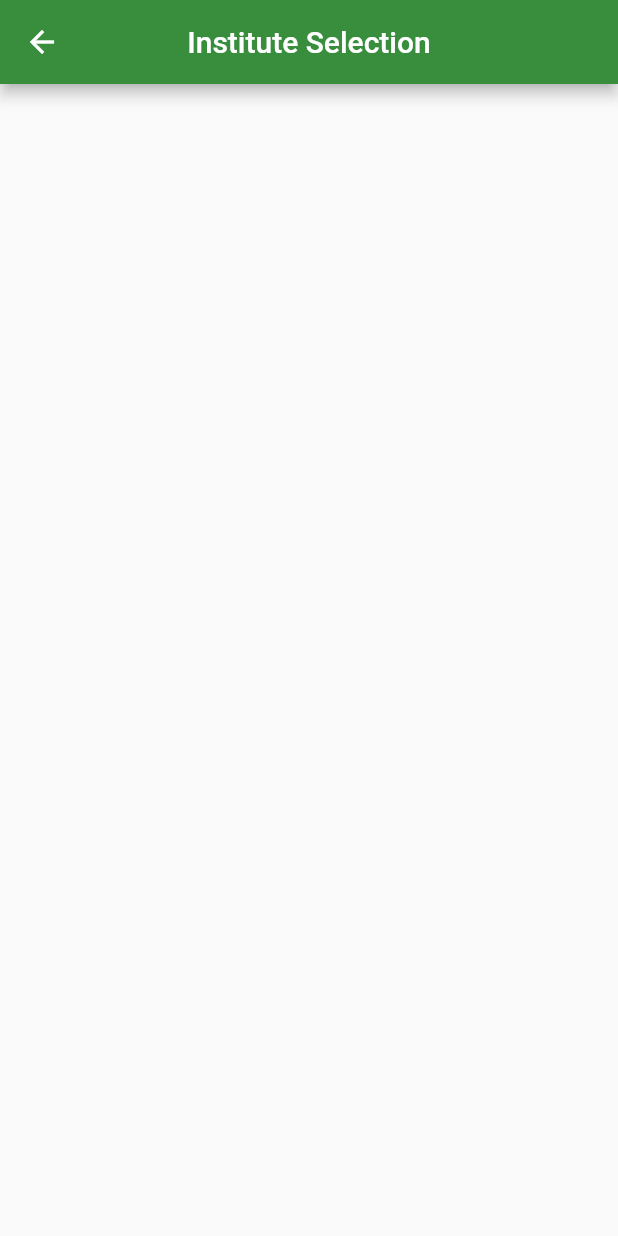
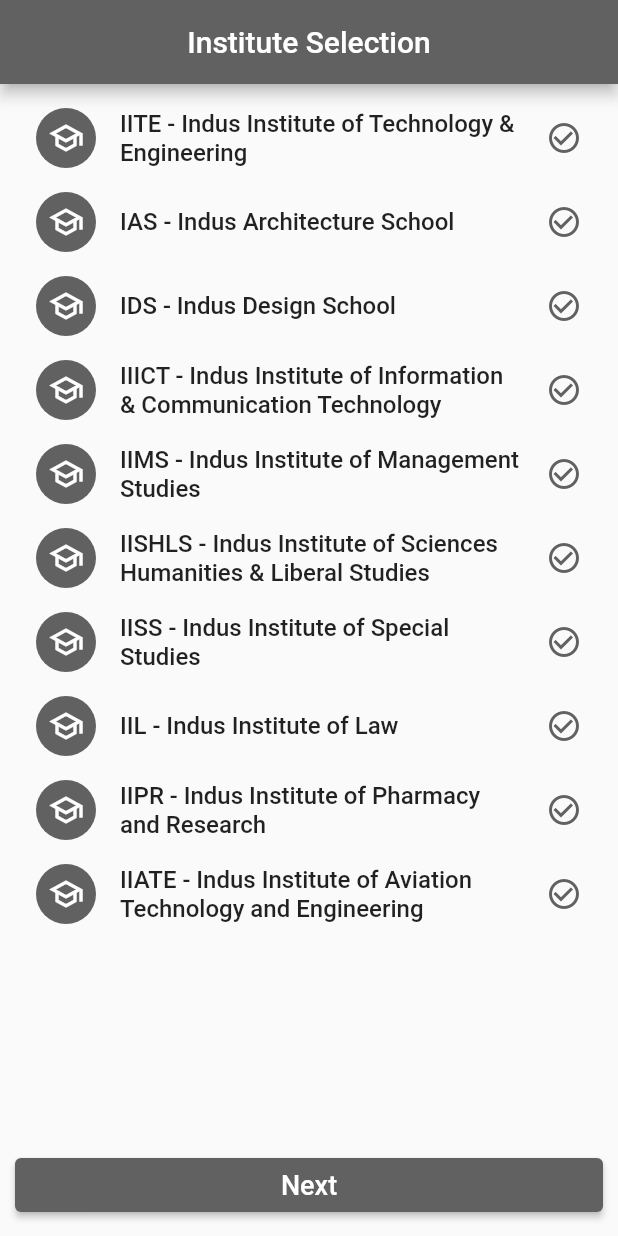
Before and after one commit to AnasKakuwala/ProctorRule, a Flutter app: the InstituteSelection screen opened directly, on a phone screen of 412 x 824 dp. Run offline on Flutter 3.47's test engine with Material 2 defaults, Android fonts, the phone set to English and light mode, and no system bars; our stand-ins replace firebase_auth, firebase_core; accounts and stored records are empty.

Commit message:
5/4/23 3:10am instituteScreen

```diff
--- a/lib/screens/instituteSelection.dart
+++ b/lib/screens/instituteSelection.dart
@@ -1,5 +1,6 @@
 import 'package:flutter/material.dart';
 import '../providers/InstitueModel.dart';
+
 class InstituteSelection extends StatefulWidget {
   const InstituteSelection({Key? key}) : super(key: key);
 
@@ -11,18 +12,82 @@ class _InstituteSelectionState extends State<InstituteSelection> {
 
   List<InstituteModel> institutes=[
     InstituteModel("IITE - Indus Institute of Technology & Engineering",false),
+    InstituteModel("IAS - Indus Architecture School",false),
+    InstituteModel("IDS - Indus Design School",false),
+    InstituteModel("IIICT - Indus Institute of Information & Communication Technology",false),
+    InstituteModel("IIMS - Indus Institute of Management Studies",false),
+    InstituteModel("IISHLS - Indus Institute of Sciences Humanities & Liberal Studies",false),
+    InstituteModel("IISS - Indus Institute of Special Studies",false),
+    InstituteModel("IIL - Indus Institute of Law",false),
+    InstituteModel("IIPR - Indus Institute of Pharmacy and Research",false),
+    InstituteModel("IIATE - Indus Institute of Aviation Technology and Engineering",false),
   ];
+
+  List<InstituteModel> selectedInstitute = [];
   @override
   Widget build(BuildContext context) {
     return Scaffold(
       appBar: AppBar(
+
         title: Text("Institute Selection"),
         centerTitle: true,
-        backgroundColor: Colors.green[700],
+        backgroundColor: Colors.grey[700],
       ),
       body: SafeArea(
-        child: Container(),
+        child: Container(
+          child: Column(
+            children: [
+              Expanded(
+                child: Padding(
+
+                  padding: const EdgeInsets.all(8.0),
+                  child: ListView.builder(itemCount: institutes.length,itemBuilder: (BuildContext context,int index){
+                    //return item
+                    return InstituteItem(institutes[index].IName, institutes[index].isSelected, index);
+                  },
+                  ),
+                ),
+              ),
+              Padding(padding: const EdgeInsets.symmetric(horizontal: 10,vertical: 10,),
+                  child: SizedBox(width: double.infinity,
+                    child: ElevatedButton(
+                      style: ElevatedButton.styleFrom(primary: Colors.grey[700]),
+                      onPressed: (){},
+                      child: Text("Next",style: TextStyle(color: Colors.white,fontSize: 18),),
+                    ),
+                  ),
+              ),
+            ],
+          ),
+        ),
       ),
     );
   }
+
+  Widget InstituteItem(String IName,bool isSelected,int index){
+    return ListTile(
+        leading: CircleAvatar(
+          backgroundColor: Colors.grey[700],
+          child: Icon(Icons.school_outlined,color: Colors.white,),
+        ),
+      title: Text(IName,style: TextStyle(fontWeight: FontWeight.w500),
+      ),
+      trailing: isSelected ?
+            Icon(Icons.check_circle,color: Colors.grey,)
+          : Icon(Icons.check_circle_outline,color: Colors.grey[700],),
+      onTap: (){
+          setState(() {
+            institutes[index].isSelected = !institutes[index].isSelected;
+
+            if(institutes[index].isSelected == true){
+              selectedInstitute.add(InstituteModel(IName, true));
+            }
+            else if(institutes[index].isSelected==false){
+              selectedInstitute.removeWhere((element) => element.IName == institutes[index].IName);
+            }
+
+          });
+      },
+    );
+  }
 }
--- a/lib/screens/login.dart
+++ b/lib/screens/login.dart
@@ -136,7 +136,7 @@ class _LoginScreenState extends State<LoginScreen> {
                            ),
                          ),
                        ),
-                       SizedBox(height: constraints.maxHeight * 0.02,)
+                       SizedBox(height: constraints.maxHeight * 0.02)
                      ],
                     );
                   },
```
Also changed, not shown: lib/Widgets/main_body.dart (added, +87 -0 lines), lib/screens/main_screen.dart (+19 -50 lines), assets/images/classroom.jpg (added).
